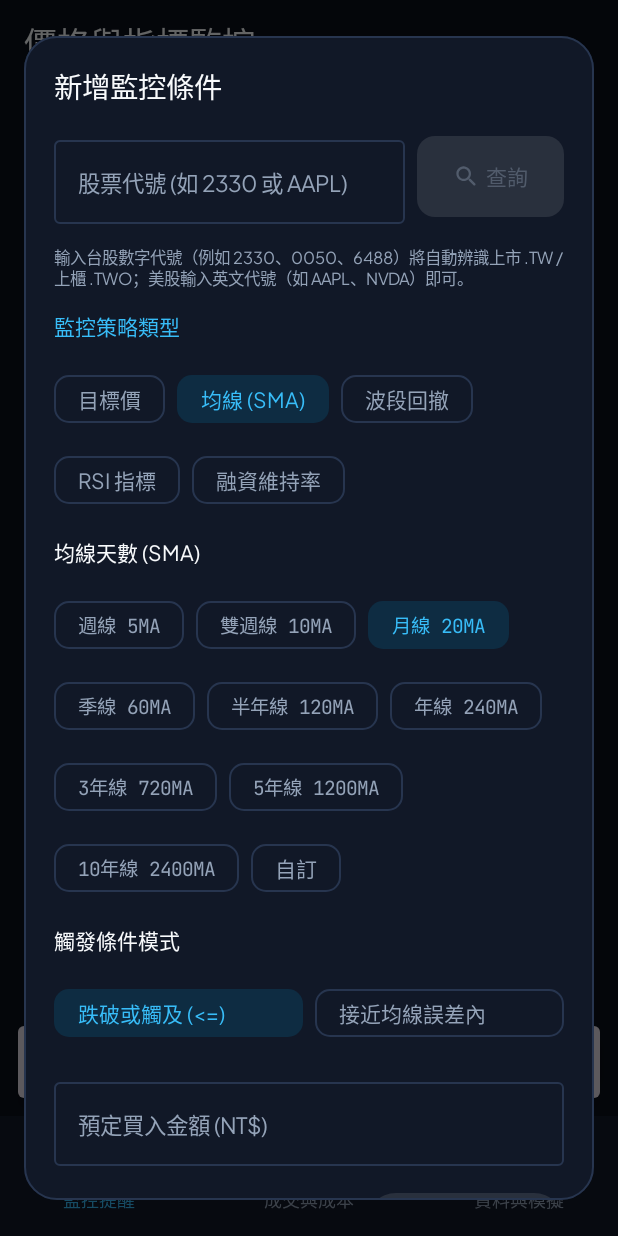
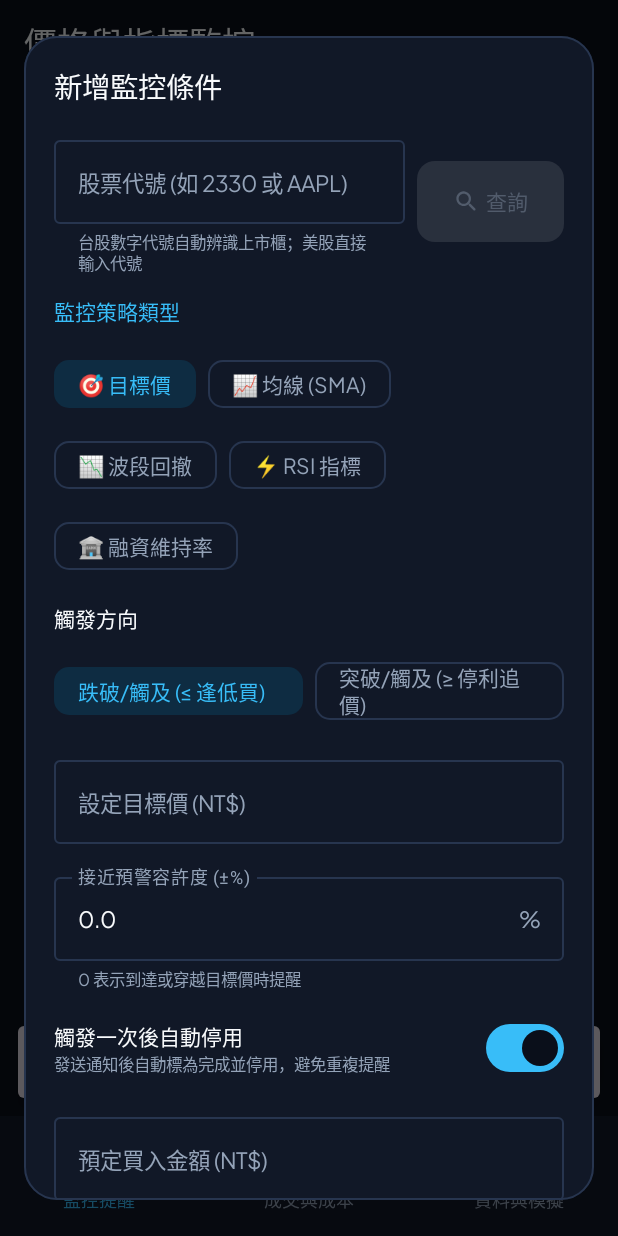
Before and after one commit to truedano/stock-alert-ledger, an Android app built with Jetpack Compose: the screen it shows after launch (MainActivity), after a tap on "新增第一檔監控", on a phone screen of 412 x 824 dp. Run offline under Robolectric (Android 15) with nearby library versions, the phone set to English and light mode, and no system bars; our stand-ins replace Room's generated code; 3 statements that could not run were skipped; 2 other taps on this screen came first.

Commit message:
style: 優化自選監控規則彈窗介面與提示文案
* 修改 `app/src/main/java/com/example/ui/components/WatchlistDialogs.kt`：
  * 在 `RuleConditionCategory` 的各項策略分類名稱前增加代表性 Emoji 圖示（如 🎯、📈、📉、⚡、🏦），強化視覺辨識度。
  * 將規則新增/編輯彈窗的預設分類改為「目標價 (`PRICE_TARGET`)」。
  * 重構股票代號輸入欄位提示，改用 `supportingText` 呈現台美股自動辨識說明，精簡介面佈局並移除重複文字。
  * 精簡目標價方向篩選標籤文字，補充實用情境說明（跌破/觸及 逢低買、突破/觸及 停利追價）。
  * 優化接近預警容許度輸入欄位的標題與輔助文字，根據使用者輸入動態呈現提醒說明。
  * 精簡目標價單次觸發自動停用的開關文案說明。

這些變更提升了自選監控規則設定介面的易讀性與直覺操作體驗，使警示條件的設定意圖更加明確。

```diff
--- a/app/src/main/java/com/example/ui/components/WatchlistDialogs.kt
+++ b/app/src/main/java/com/example/ui/components/WatchlistDialogs.kt
@@ -78,11 +78,11 @@ import com.example.ui.theme.TextPrimary
 import com.example.ui.theme.TextSecondary
 
 enum class RuleConditionCategory(val title: String) {
-    PRICE_TARGET("目標價"),
-    MOVING_AVERAGE("均線 (SMA)"),
-    PEAK_DRAWDOWN("波段回撤"),
-    RSI("RSI 指標"),
-    MARGIN("融資維持率"),
+    PRICE_TARGET("🎯 目標價"),
+    MOVING_AVERAGE("📈 均線 (SMA)"),
+    PEAK_DRAWDOWN("📉 波段回撤"),
+    RSI("⚡ RSI 指標"),
+    MARGIN("🏦 融資維持率"),
 }
 
 @OptIn(ExperimentalLayoutApi::class)
@@ -105,11 +105,11 @@ fun AddEditRuleDialog(
 ) {
     val initialCond = editingRule?.condition
     val initialCategory = when (initialCond) {
-        is com.example.domain.model.PriceTargetCondition -> RuleConditionCategory.PRICE_TARGET
+        is MovingAverageCondition -> RuleConditionCategory.MOVING_AVERAGE
         is PeakDrawdownCondition -> RuleConditionCategory.PEAK_DRAWDOWN
         is RsiCondition -> RuleConditionCategory.RSI
         is com.example.domain.model.MarginMaintenanceCondition -> RuleConditionCategory.MARGIN
-        else -> RuleConditionCategory.MOVING_AVERAGE
+        else -> RuleConditionCategory.PRICE_TARGET
     }
     var selectedCategory by remember(editingRule) { mutableStateOf(initialCategory) }
 
@@ -281,7 +281,10 @@ fun AddEditRuleDialog(
                         value = tickerInput,
                         onValueChange = { tickerInput = it },
                         label = { Text("股票代號 (如 2330 或 AAPL)") },
-                        placeholder = { Text("台股免填 .TW/.TWO") },
+                        placeholder = { Text("支援台股/美股自動辨識") },
+                        supportingText = if (editingRule == null) {
+                            { Text("台股數字代號自動辨識上市櫃；美股直接輸入代號", style = MaterialTheme.typography.labelSmall) }
+                        } else null,
                         singleLine = true,
                         enabled = editingRule == null,
                         keyboardOptions = KeyboardOptions(
@@ -391,15 +394,7 @@ fun AddEditRuleDialog(
                             )
                         }
                     }
-                    else -> {
-                        if (editingRule == null) {
-                            Text(
-                                text = "輸入台股數字代號（例如 2330、0050、6488）將自動辨識上市 .TW / 上櫃 .TWO；美股輸入英文代號（如 AAPL、NVDA）即可。",
-                                style = MaterialTheme.typography.labelSmall,
-                                color = TextSecondary,
-                            )
-                        }
-                    }
+                    else -> {}
                 }
 
                 // 策略類型切換 Tabs
@@ -440,7 +435,7 @@ fun AddEditRuleDialog(
                             FilterChip(
                                 selected = targetDirection == com.example.domain.model.PriceTargetDirection.BELOW_OR_EQUAL,
                                 onClick = { targetDirection = com.example.domain.model.PriceTargetDirection.BELOW_OR_EQUAL },
-                                label = { Text("跌破或觸及 (≤)") },
+                                label = { Text("跌破/觸及 (≤ 逢低買)") },
                                 modifier = Modifier.weight(1f),
                                 colors = FilterChipDefaults.filterChipColors(
                                     selectedContainerColor = BrandSkyContainer,
@@ -450,7 +445,7 @@ fun AddEditRuleDialog(
                             FilterChip(
                                 selected = targetDirection == com.example.domain.model.PriceTargetDirection.ABOVE_OR_EQUAL,
                                 onClick = { targetDirection = com.example.domain.model.PriceTargetDirection.ABOVE_OR_EQUAL },
-                                label = { Text("突破或觸及 (≥)") },
+                                label = { Text("突破/觸及 (≥ 停利追價)") },
                                 modifier = Modifier.weight(1f),
                                 colors = FilterChipDefaults.filterChipColors(
                                     selectedContainerColor = BrandSkyContainer,
@@ -462,7 +457,7 @@ fun AddEditRuleDialog(
                         OutlinedTextField(
                             value = targetPriceText,
                             onValueChange = { targetPriceText = it },
-                            label = { Text("目標價 (${activeCurrency.prefix})") },
+                            label = { Text("設定目標價 (${activeCurrency.prefix})") },
                             prefix = { Text("${activeCurrency.prefix} ") },
                             singleLine = true,
                             keyboardOptions = KeyboardOptions(keyboardType = KeyboardType.Decimal),
@@ -497,7 +492,15 @@ fun AddEditRuleDialog(
                         OutlinedTextField(
                             value = targetToleranceText,
                             onValueChange = { targetToleranceText = it },
-                            label = { Text("接近提醒容許百分比 (±% 內提前提醒，0 表示不提前)") },
+                            label = { Text("接近預警容許度 (±%)") },
+                            placeholder = { Text("0 表示剛好到達才提醒") },
+                            supportingText = {
+                                Text(
+                                    text = if (targetToleranceText.toDoubleOrNull() ?: 0.0 > 0.0) "距離目標價 ±$targetToleranceText% 時提前預警"
+                                    else "0 表示到達或穿越目標價時提醒",
+                                    style = MaterialTheme.typography.labelSmall
+                                )
+                            },
                             suffix = { Text("%") },
                             singleLine = true,
                             keyboardOptions = KeyboardOptions(keyboardType = KeyboardType.Decimal),
@@ -511,12 +514,12 @@ fun AddEditRuleDialog(
                         ) {
                             Column(modifier = Modifier.weight(1f)) {
                                 Text(
-                                    text = "觸發一次後自動停用/完成",
+                                    text = "觸發一次後自動停用",
                                     style = MaterialTheme.typography.bodyMedium,
                                     color = TextPrimary,
                                 )
                                 Text(
-                                    text = "目標價通常為特定買點或停利點，發送提醒後自動關閉避免重複打擾",
+                                    text = "發送通知後自動標為完成並停用，避免重複提醒",
                                     style = MaterialTheme.typography.labelSmall,
                                     color = TextSecondary,
                                 )
```
